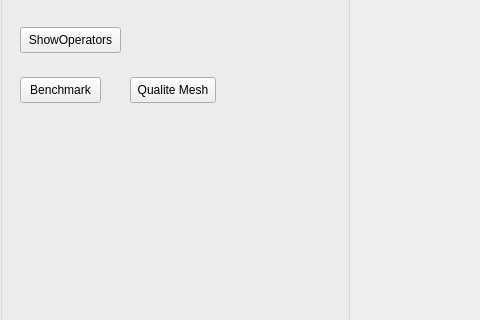
Old version of the form AppTinyMesh/UI/interface.ui in the repository Slyphero/TinyMesh_Fork; both pictures show x 0 to 480 and y 292 to 612 of the 1200 by 1000 pixel window.
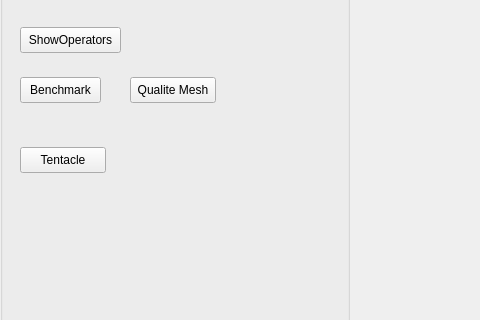
New version of the form.

Commit message: comparaison tentacules

Patch:
```diff
--- a/AppTinyMesh/UI/interface.ui
+++ b/AppTinyMesh/UI/interface.ui
@@ -236,6 +236,19 @@
         <string>Infinite BlobSphere</string>
        </property>
       </widget>
+      <widget class="QPushButton" name="tentacle">
+       <property name="geometry">
+        <rect>
+         <x>20</x>
+         <y>420</y>
+         <width>86</width>
+         <height>26</height>
+        </rect>
+       </property>
+       <property name="text">
+        <string>Tentacle</string>
+       </property>
+      </widget>
      </widget>
     </item>
     <item>
```
The commit also changes 2 other files.
